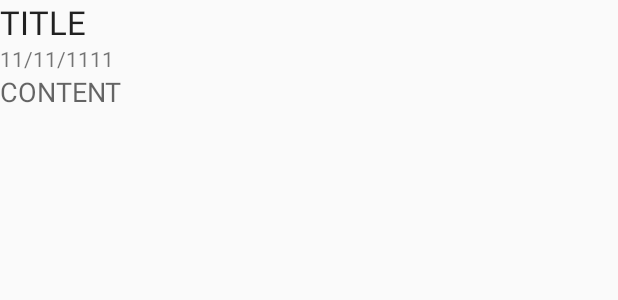
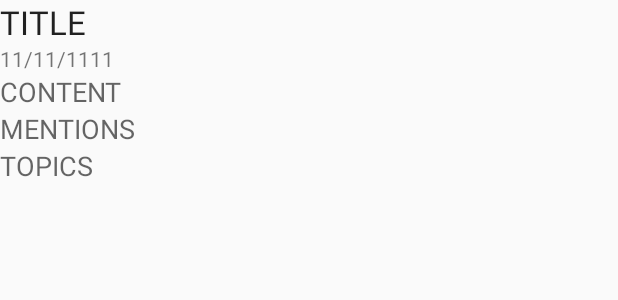
Before and after one commit to dsaffo/Comp330_Project2, an Android app: the layout item_note.xml on its own in the app's theme, with its tools: preview values and no code run, on a phone screen of 412 x 824 dp. Shown: the top 300 px of the screen. Run offline under Robolectric (Android 15) with nearby library versions, the phone set to English and light mode, and no system bars.

Commit message:
Changed search functions to take a mark argument to allow it to search for multiple marks, added topics to Note class, added textview for mentions and topics. mentions and topics should now display with the note.

```diff
--- a/app/src/main/java/com/brendan/notetakinghw2/NoteActivity.java
+++ b/app/src/main/java/com/brendan/notetakinghw2/NoteActivity.java
@@ -60,7 +60,7 @@ public class NoteActivity extends AppCompatActivity {
 
         //creating a new note using the three parameters from the constructor
         Note note = new Note(System.currentTimeMillis(), mEtTitle.getText().toString(), mEtContent.getText().toString()
-        ,Utilities.sortMentions(mEtContent.getText().toString()));
+        ,Utilities.sortMarks("@",mEtContent.getText().toString()),Utilities.sortMarks("#",mEtContent.getText().toString()));
 
        if(Utilities.saveNote(this, note)){
            Toast.makeText(this, "Your note is saved", Toast.LENGTH_SHORT).show();
--- a/app/src/main/java/com/brendan/notetakinghw2/Utilities.java
+++ b/app/src/main/java/com/brendan/notetakinghw2/Utilities.java
@@ -109,10 +109,10 @@ public class Utilities {
         return null;
     }
 
-    public static ArrayList<String> sortMentions (String text){
+    public static ArrayList<String> sortMarks (String mark, String text){
         ArrayList<String> mentions = new ArrayList<String>();
-
-        Pattern pattern = Pattern.compile("(?<=^|\\s)\\@\\w+");
+        String regex = "(?<=^|\\s)\\" + mark +"\\w+";
+        Pattern pattern = Pattern.compile(regex);
 
         Matcher matcher = pattern.matcher(text);
         while (matcher.find())
--- a/app/src/main/res/layout/item_note.xml
+++ b/app/src/main/res/layout/item_note.xml
@@ -24,4 +24,18 @@
         android:layout_height="wrap_content"
         android:textAppearance="?android:attr/textAppearanceMedium"
         tools:text="CONTENT" />
+
+    <TextView
+        android:id="@+id/list_note_mentions"
+        android:layout_width="wrap_content"
+        android:layout_height="wrap_content"
+        android:textAppearance="?android:attr/textAppearanceMedium"
+        tools:text="MENTIONS" />
+
+    <TextView
+        android:id="@+id/list_note_topics"
+        android:layout_width="wrap_content"
+        android:layout_height="wrap_content"
+        android:textAppearance="?android:attr/textAppearanceMedium"
+        tools:text="TOPICS" />
 </LinearLayout>
```
Also changed, not shown: app/src/main/java/com/brendan/notetakinghw2/Note.java (+7 -1 lines), app/src/main/java/com/brendan/notetakinghw2/NoteAdaptor.java (+12 -0 lines).
